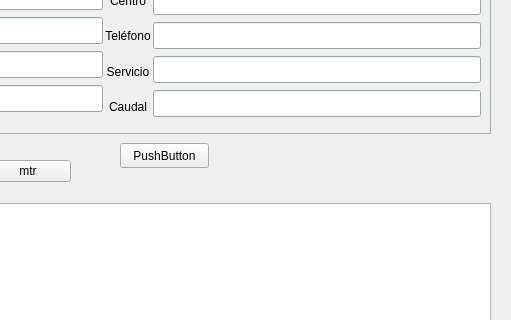
Above: soporte.ui from kapazao/GrxMenu before the change; both pictures show x 300 to 811 and y 147 to 467 of the 811 by 722 pixel window. Below: the same form after it.
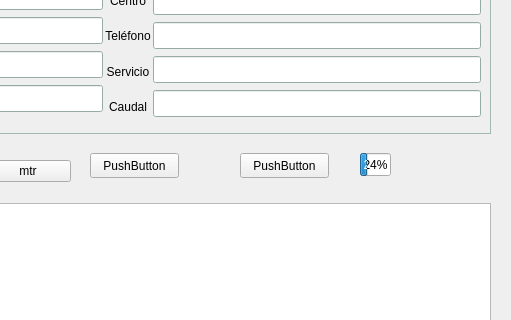
That is the form after the change.

Patch:
```diff
--- a/soporte.ui
+++ b/soporte.ui
@@ -456,8 +456,8 @@
   <widget class="QPushButton" name="pushButton_4">
    <property name="geometry">
     <rect>
-     <x>420</x>
-     <y>290</y>
+     <x>390</x>
+     <y>300</y>
      <width>89</width>
      <height>25</height>
     </rect>
@@ -466,6 +466,32 @@
     <string>PushButton</string>
    </property>
   </widget>
+  <widget class="QPushButton" name="pushButton_5">
+   <property name="geometry">
+    <rect>
+     <x>540</x>
+     <y>300</y>
+     <width>89</width>
+     <height>25</height>
+    </rect>
+   </property>
+   <property name="text">
+    <string>PushButton</string>
+   </property>
+  </widget>
+  <widget class="QProgressBar" name="progressBar">
+   <property name="geometry">
+    <rect>
+     <x>660</x>
+     <y>300</y>
+     <width>31</width>
+     <height>23</height>
+    </rect>
+   </property>
+   <property name="value">
+    <number>24</number>
+   </property>
+  </widget>
  </widget>
  <resources/>
  <connections>
```
Left out of the diff: 2 changed lines with no effect on the pictures.
